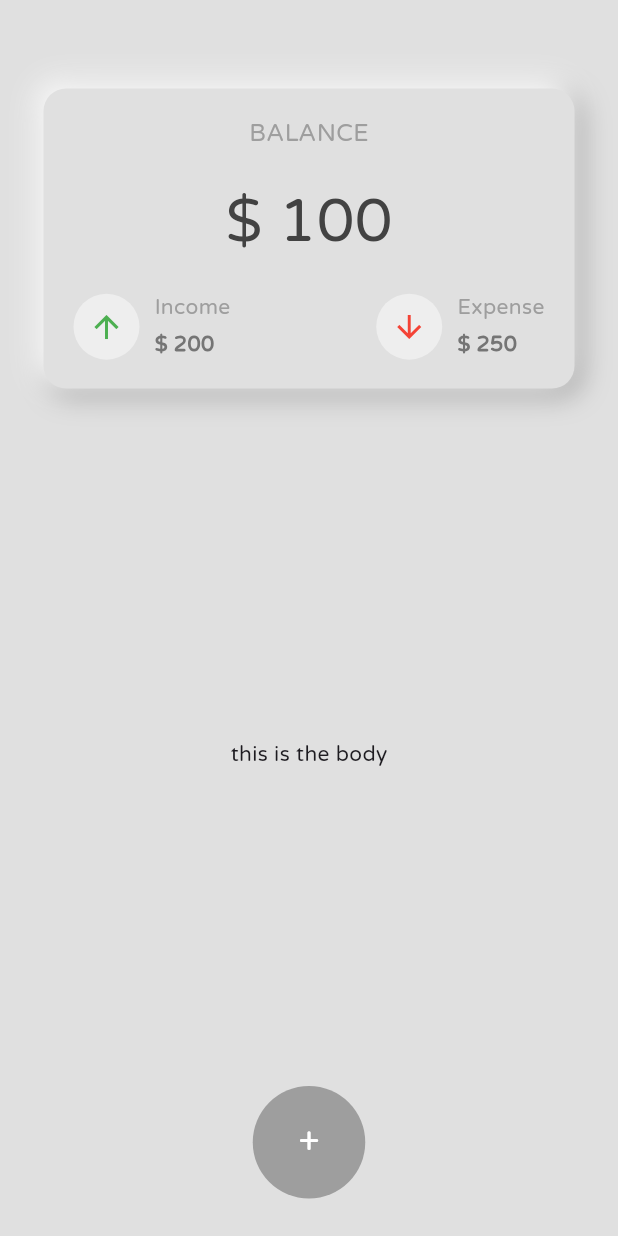
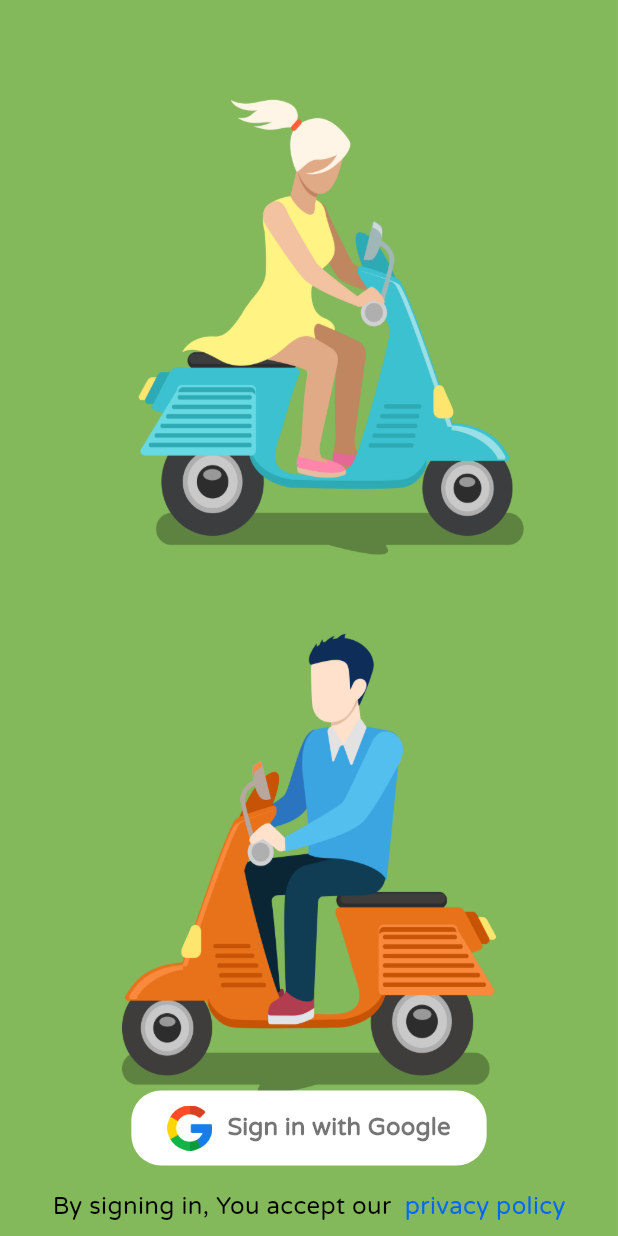
Before and after one commit to Roshan305/Motor_App, a Flutter app: the screen it shows after launch, on a phone screen of 412 x 824 dp. Run offline on Flutter 3.47's test engine with Material 3 defaults, Android fonts, the phone set to English and light mode, and no system bars; our stand-ins replace firebase_auth, firebase_core, google_sign_in, loading_indicator, responsive_sizer; accounts and stored records are empty.

Commit message:
google login implementation

```diff
--- a/lib/main.dart
+++ b/lib/main.dart
@@ -1,24 +1,34 @@
+import 'package:firebase_auth/firebase_auth.dart';
+import 'package:firebase_core/firebase_core.dart';
 import 'package:flutter/material.dart';
-import 'package:motor_app/src/screens/homepage.dart';
+import 'package:motor_app/src/screens/Signin/signin.dart';
+import 'package:motor_app/src/screens/Home/homepage.dart';
 
-void main() {
+void main() async {
   WidgetsFlutterBinding.ensureInitialized();
+  await Firebase.initializeApp();
+  User? currentUser = FirebaseAuth.instance.currentUser;
 
-  runApp(const MyApp());
+  Widget initialRoute =
+      currentUser != null ? HomePage(user: currentUser) : SignInScreen();
+  runApp(MyApp(initialRoute: initialRoute));
 }
 
 class MyApp extends StatelessWidget {
-  const MyApp({Key? key}) : super(key: key);
+  final Widget initialRoute;
+
+  const MyApp({Key? key, required this.initialRoute}) : super(key: key);
 
   @override
   Widget build(BuildContext context) {
     return MaterialApp(
+      title: 'Motor App',
       debugShowCheckedModeBanner: false,
       theme: ThemeData(
         fontFamily: 'Varela',
         useMaterial3: true,
       ),
-      home: const HomePage(),
+      home: initialRoute,
     );
   }
 }
--- /dev/null
+++ b/lib/src/screens/Signin/signin.dart
@@ -0,0 +1,85 @@
+import 'package:flutter/material.dart';
+import 'package:motor_app/src/screens/Policy/policy.dart';
+import 'package:motor_app/src/utils/appcolors.dart';
+import 'package:motor_app/src/utils/authentication.dart';
+import 'package:motor_app/src/utils/textstyle.dart';
+import 'package:motor_app/src/widgets/google_signin_button.dart';
+
+class SignInScreen extends StatefulWidget {
+  @override
+  _SignInScreenState createState() => _SignInScreenState();
+}
+
+class _SignInScreenState extends State<SignInScreen> {
+  @override
+  Widget build(BuildContext context) {
+    return Scaffold(
+      extendBodyBehindAppBar: true,
+      // backgroundColor: firebaseNavy,
+      body: SafeArea(
+        child: Stack(
+          fit: StackFit.expand,
+          children: [
+            Image.asset(
+              'assets/images/e.jpg',
+              fit: BoxFit.fill,
+            ),
+            Padding(
+              padding: const EdgeInsets.only(
+                left: 16.0,
+                right: 16.0,
+                bottom: 8.0,
+              ),
+              child: Column(
+                mainAxisAlignment: MainAxisAlignment.end,
+                crossAxisAlignment: CrossAxisAlignment.center,
+                children: [
+                  const SizedBox(height: 10),
+                  FutureBuilder(
+                    future: Authentication.initializeFirebase(context: context),
+                    builder: (context, snapshot) {
+                      if (snapshot.hasError) {
+                        return const Text('Error initializing Firebase');
+                      } else if (snapshot.connectionState ==
+                          ConnectionState.done) {
+                        return GoogleSignInButton();
+                      }
+                      return const CircularProgressIndicator(
+                        valueColor: AlwaysStoppedAnimation<Color>(
+                          firebaseOrange,
+                        ),
+                      );
+                    },
+                  ),
+                  const SizedBox(
+                      height: 0), // Add some space between button and text
+                  Row(
+                    mainAxisAlignment: MainAxisAlignment.center,
+                    children: [
+                      Text(
+                        'By signing in, You accept our ',
+                        style: DesignText.title,
+                      ),
+                      InkWell(
+                        onTap: () {
+                          // Navigate to privacy policy page here
+                          Navigator.push(
+                            context,
+                            MaterialPageRoute(
+                                builder: (context) => PrivacyPolicyPage()),
+                          );
+                        },
+                        child: Text(' privacy policy',
+                            style: DesignText.linkTitle),
+                      ),
+                    ],
+                  ),
+                ],
+              ),
+            ),
+          ],
+        ),
+      ),
+    );
+  }
+}
--- /dev/null
+++ b/lib/src/utils/textstyle.dart
@@ -0,0 +1,97 @@
+import 'package:flutter/material.dart';
+// import 'package:google_fonts/google_fonts.dart';
+import 'package:responsive_sizer/responsive_sizer.dart';
+
+class DesignColors {
+  static dynamic itemBorder = const Color(0xFFEBF0FF);
+  static dynamic bodyTextColor = const Color(0xFF656975);
+  static dynamic titleTextColor = const Color(0xFF383D3D);
+  static dynamic ratingColor = const Color(0xFFFFC833);
+  static dynamic priceColor = const Color(0xFF0066FF);
+  static dynamic menuSelected = const Color(0xFF0066FF);
+  static dynamic discountColor = const Color(0xFFEF473D);
+  static dynamic menuDisabledColor = const Color(0xFF9098B1);
+  static dynamic placeholder = const Color(0xFF9098B1);
+  static dynamic standardBlack = const Color(0xFF383D3D);
+  static dynamic black = const Color(0xFF000000);
+  static dynamic iconColor = const Color(0XFF383D3D);
+}
+
+class DesignDimens {
+  static dynamic gap = 4.0.sp;
+  static dynamic smallRadius = 8.0.sp;
+  static dynamic itemRadius = 10.0.sp;
+  static dynamic itemPadding = 12.0.sp;
+  static dynamic itemPaddingMedium = 8.0.sp;
+  static dynamic itemPaddingGeneric = 12.0.sp;
+  static dynamic screenPadding = 16.0;
+  static dynamic bannerPadding = 24.0.sp;
+
+  static dynamic textSizeItemTitle = 20.0.sp;
+  static dynamic body = 14.0.sp;
+  static dynamic bodyLarge = 16.0.sp;
+  static dynamic bodyStrong = 16.0.sp;
+  static dynamic caption = 14.0.sp;
+  static dynamic display = 14.0.sp;
+  static dynamic subtitle = 14.0.sp;
+  static dynamic title = 16.0.sp;
+  static dynamic producttitle = 15.0.sp;
+  static dynamic price = 15.0.sp;
+  static dynamic titleLarge = 18.0.sp;
+  static dynamic standard = 16.0.sp;
+  static dynamic standardSmall = 14.0.sp;
+  static dynamic iconSize = 24.0.sp;
+  static dynamic categoryIconSize = 20.sp;
+  static dynamic searchIconSize = 20.0;
+  static dynamic selectedRadius = 18.0.sp;
+  static dynamic titleBanner = 24.0.sp;
+  static dynamic descriptionLarge = 18.sp;
+}
+
+class DesignText {
+  static ButtonStyle btnStyle = ButtonStyle(
+    backgroundColor: MaterialStateProperty.all<Color>(Colors.transparent),
+    padding: MaterialStateProperty.all<EdgeInsets>(EdgeInsets.zero),
+    minimumSize: MaterialStateProperty.all<Size>(Size.zero),
+    tapTargetSize: MaterialTapTargetSize.shrinkWrap,
+  );
+
+  static TextStyle title = TextStyle(
+    fontWeight: FontWeight.w500,
+    fontSize: 16.0,
+    color: DesignColors.black,
+  );
+
+  static TextStyle linkTitle = TextStyle(
+    fontWeight: FontWeight.w500,
+    fontSize: 16.0,
+    color: DesignColors.menuSelected,
+  );
+
+  static TextStyle bigTitle = TextStyle(
+    fontWeight: FontWeight.w600,
+    fontSize: 18.0,
+    color: DesignColors.black,
+  );
+
+  static TextStyle body = TextStyle(
+    fontWeight: FontWeight.w400,
+    fontSize: 16.0,
+    color: DesignColors.black,
+  );
+
+  static TextStyle bodyItalic = TextStyle(
+    fontWeight: FontWeight.w400,
+    fontSize: 16.0,
+    fontStyle: FontStyle.italic,
+    color: DesignColors.black,
+  );
+
+  static TextStyle placeholder = TextStyle(
+      fontWeight: FontWeight.w400,
+      fontSize: 12.0,
+      color: DesignColors.standardBlack);
+
+  static TextStyle noItemFound = const TextStyle(
+      fontWeight: FontWeight.w400, fontSize: 12.0, color: Colors.white);
+}
--- /dev/null
+++ b/lib/src/widgets/google_signin_button.dart
@@ -0,0 +1,86 @@
+import 'package:firebase_auth/firebase_auth.dart';
+import 'package:flutter/material.dart';
+import 'package:loading_indicator/loading_indicator.dart';
+import 'package:motor_app/src/screens/Home/homepage.dart';
+import 'package:motor_app/src/utils/authentication.dart';
+
+class GoogleSignInButton extends StatefulWidget {
+  @override
+  _GoogleSignInButtonState createState() => _GoogleSignInButtonState();
+}
+
+class _GoogleSignInButtonState extends State<GoogleSignInButton> {
+  bool _isSigningIn = false;
+
+  @override
+  Widget build(BuildContext context) {
+    return Padding(
+      padding: const EdgeInsets.only(bottom: 16.0),
+      child: _isSigningIn
+          ? const Center(
+              child: SizedBox(
+                height: 150.0,
+                child: LoadingIndicator(
+                    indicatorType: Indicator.ballClipRotateMultiple),
+              ),
+            )
+          : OutlinedButton(
+              style: ButtonStyle(
+                side: MaterialStateProperty.all(BorderSide.none),
+                backgroundColor: MaterialStateProperty.all(
+                    Color.fromARGB(255, 255, 255, 255)),
+                shape: MaterialStateProperty.all(
+                  RoundedRectangleBorder(
+                    borderRadius: BorderRadius.circular(20),
+                  ),
+                ),
+              ),
+              onPressed: () async {
+                setState(() {
+                  _isSigningIn = true;
+                });
+                User? user =
+                    await Authentication.signInWithGoogle(context: context);
+
+                setState(() {
+                  _isSigningIn = false;
+                });
+
+                if (user != null) {
+                  Navigator.of(context).pushReplacement(
+                    MaterialPageRoute(
+                      builder: (context) => HomePage(
+                        user: user,
+                      ),
+                    ),
+                  );
+                }
+              },
+              child: const Padding(
+                padding: EdgeInsets.fromLTRB(0, 10, 0, 10),
+                child: Row(
+                  mainAxisSize: MainAxisSize.min,
+                  mainAxisAlignment: MainAxisAlignment.center,
+                  children: <Widget>[
+                    Image(
+                      image: AssetImage("assets/images/google_logo.png"),
+                      height: 30.0,
+                    ),
+                    Padding(
+                      padding: EdgeInsets.only(left: 10),
+                      child: Text(
+                        'Sign in with Google',
+                        style: TextStyle(
+                          fontSize: 16,
+                          color: Colors.black54,
+                          fontWeight: FontWeight.w600,
+                        ),
+                      ),
+                    )
+                  ],
+                ),
+              ),
+            ),
+    );
+  }
+}
```
Also changed, not shown: lib/src/screens/Home/homepage.dart (renamed from lib/src/screens/homepage.dart, +7 -1 lines), lib/src/screens/Policy/policy.dart (added, +64 -0 lines), lib/src/utils/appcolors.dart (added, +73 -0 lines), lib/src/utils/authentication.dart (added, +119 -0 lines), pubspec.yaml (+7 -1 lines), assets/images/e.jpg (added), assets/images/google_logo.png (added), lib/src/utils/app_theme.dart (renamed from lib/src/app_theme.dart), pubspec.lock, 6 other files.
